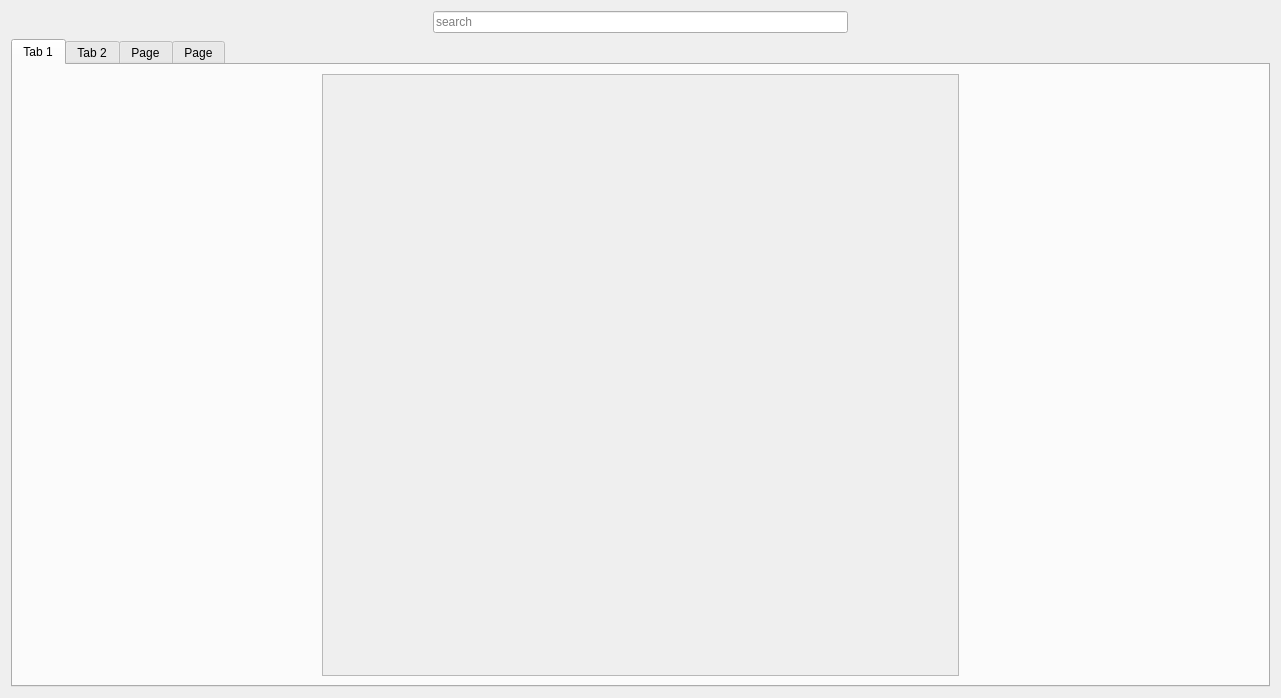
Qt form home.ui (Abeh995/JobVista) before a commit.
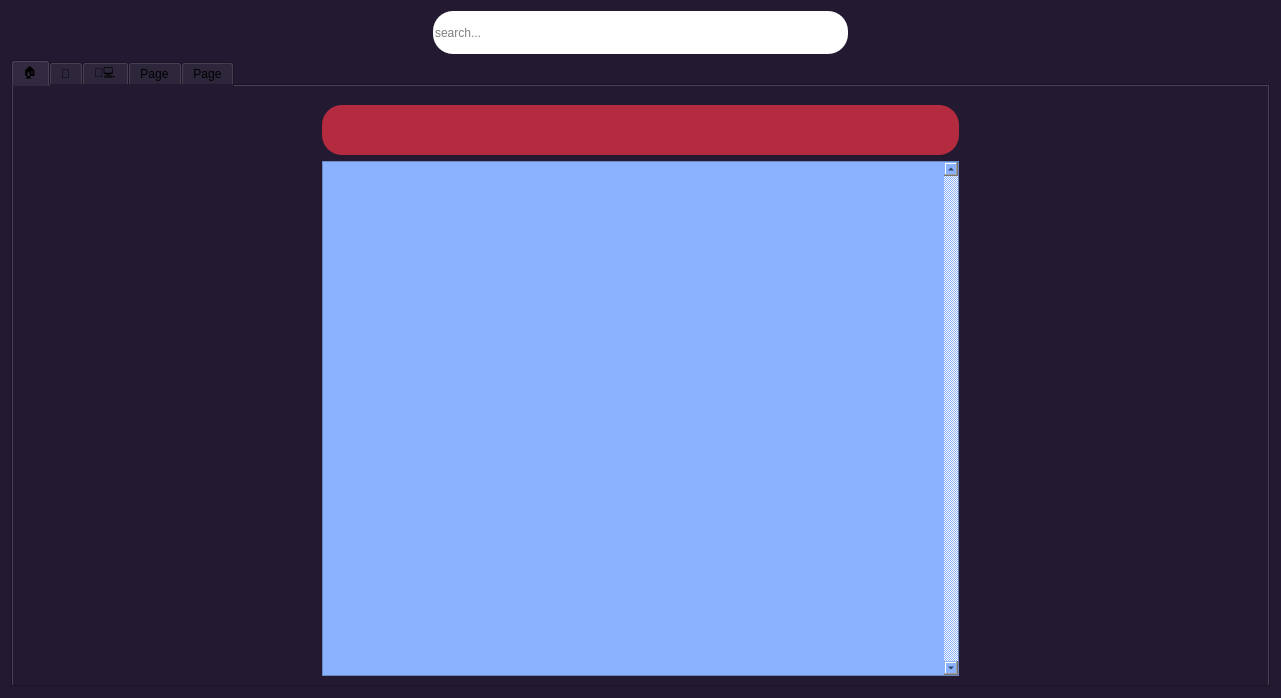
The same form after that commit.

Commit message: posts-layout

Diff of the .ui file:
```diff
--- a/home.ui
+++ b/home.ui
@@ -13,11 +13,30 @@
   <property name="windowTitle">
    <string>Form</string>
   </property>
+  <property name="styleSheet">
+   <string notr="true">background-color: rgb(35, 26, 49);</string>
+  </property>
   <layout class="QGridLayout" name="gridLayout">
    <item row="0" column="1">
     <widget class="QLineEdit" name="lineEdit">
+     <property name="minimumSize">
+      <size>
+       <width>0</width>
+       <height>43</height>
+      </size>
+     </property>
+     <property name="maximumSize">
+      <size>
+       <width>16777215</width>
+       <height>47</height>
+      </size>
+     </property>
+     <property name="styleSheet">
+      <string notr="true">background-color: rgb(255, 255, 255);
+border-radius:20px;</string>
+     </property>
      <property name="placeholderText">
-      <string>search</string>
+      <string>search...</string>
      </property>
     </widget>
    </item>
@@ -49,6 +68,9 @@
    </item>
    <item row="1" column="0" colspan="3">
     <widget class="QTabWidget" name="tabWidget">
+     <property name="styleSheet">
+      <string notr="true">background-color: rgb(35, 26, 49);</string>
+     </property>
      <property name="tabPosition">
       <enum>QTabWidget::North</enum>
      </property>
@@ -69,10 +91,33 @@
      </property>
      <widget class="QWidget" name="tab">
       <attribute name="title">
-       <string>Tab 1</string>
+       <string>🏠</string>
       </attribute>
       <layout class="QGridLayout" name="gridLayout_2">
-       <item row="0" column="2">
+       <item row="0" column="1">
+        <widget class="QGroupBox" name="groupBox">
+         <property name="minimumSize">
+          <size>
+           <width>0</width>
+           <height>50</height>
+          </size>
+         </property>
+         <property name="maximumSize">
+          <size>
+           <width>16777215</width>
+           <height>30</height>
+          </size>
+         </property>
+         <property name="styleSheet">
+          <string notr="true">background-color: rgb(180, 43, 63);
+border-radius: 20px;</string>
+         </property>
+         <property name="title">
+          <string/>
+         </property>
+        </widget>
+       </item>
+       <item row="2" column="2">
         <spacer name="horizontalSpacer_4">
          <property name="orientation">
           <enum>Qt::Horizontal</enum>
@@ -88,7 +133,23 @@
          </property>
         </spacer>
        </item>
-       <item row="0" column="0">
+       <item row="1" column="1">
+        <spacer name="verticalSpacer">
+         <property name="orientation">
+          <enum>Qt::Vertical</enum>
+         </property>
+         <property name="sizeType">
+          <enum>QSizePolicy::Fixed</enum>
+         </property>
+         <property name="sizeHint" stdset="0">
+          <size>
+           <width>20</width>
+           <height>10</height>
+          </size>
+         </property>
+        </spacer>
+       </item>
+       <item row="2" column="0">
         <spacer name="horizontalSpacer_3">
          <property name="orientation">
           <enum>Qt::Horizontal</enum>
@@ -104,8 +165,45 @@
          </property>
         </spacer>
        </item>
-       <item row="0" column="1">
+       <item row="2" column="1">
         <widget class="QScrollArea" name="scrollArea">
+         <property name="enabled">
+          <bool>true</bool>
+         </property>
+         <property name="sizePolicy">
+          <sizepolicy hsizetype="Expanding" vsizetype="Expanding">
+           <horstretch>0</horstretch>
+           <verstretch>0</verstretch>
+          </sizepolicy>
+         </property>
+         <property name="minimumSize">
+          <size>
+           <width>500</width>
+           <height>400</height>
+          </size>
+         </property>
+         <property name="maximumSize">
+          <size>
+           <width>1000</width>
+           <height>800</height>
+          </size>
+         </property>
+         <property name="sizeIncrement">
+          <size>
+           <width>0</width>
+           <height>0</height>
+          </size>
+         </property>
+         <property name="layoutDirection">
+          <enum>Qt::LeftToRight</enum>
+         </property>
+         <property name="autoFillBackground">
+          <bool>false</bool>
+         </property>
+         <property name="styleSheet">
+          <string notr="true">background-color: rgb(138, 178, 255);
+</string>
+         </property>
          <property name="frameShape">
           <enum>QFrame::StyledPanel</enum>
          </property>
@@ -115,6 +213,15 @@
          <property name="lineWidth">
           <number>1</number>
          </property>
+         <property name="verticalScrollBarPolicy">
+          <enum>Qt::ScrollBarAlwaysOn</enum>
+         </property>
+         <property name="horizontalScrollBarPolicy">
+          <enum>Qt::ScrollBarAlwaysOff</enum>
+         </property>
+         <property name="sizeAdjustPolicy">
+          <enum>QAbstractScrollArea::AdjustIgnored</enum>
+         </property>
          <property name="widgetResizable">
           <bool>true</bool>
          </property>
@@ -123,10 +230,19 @@
            <rect>
             <x>0</x>
             <y>0</y>
-            <width>617</width>
-            <height>588</height>
+            <width>600</width>
+            <height>495</height>
            </rect>
           </property>
+          <property name="sizePolicy">
+           <sizepolicy hsizetype="Preferred" vsizetype="Preferred">
+            <horstretch>0</horstretch>
+            <verstretch>0</verstretch>
+           </sizepolicy>
+          </property>
+          <property name="styleSheet">
+           <string notr="true"/>
+          </property>
           <layout class="QGridLayout" name="gridLayout_3"/>
          </widget>
         </widget>
@@ -135,12 +251,12 @@
      </widget>
      <widget class="QWidget" name="tab_2">
       <attribute name="title">
-       <string>Tab 2</string>
+       <string>🛜</string>
       </attribute>
      </widget>
      <widget class="QWidget" name="tab_3">
       <attribute name="title">
-       <string>Page</string>
+       <string>🧑‍💻</string>
       </attribute>
      </widget>
      <widget class="QWidget" name="tab_4">
@@ -148,6 +264,11 @@
        <string>Page</string>
       </attribute>
      </widget>
+     <widget class="QWidget" name="tab_5">
+      <attribute name="title">
+       <string>Page</string>
+      </attribute>
+     </widget>
     </widget>
    </item>
   </layout>
```
The commit also changes 2 other files.
